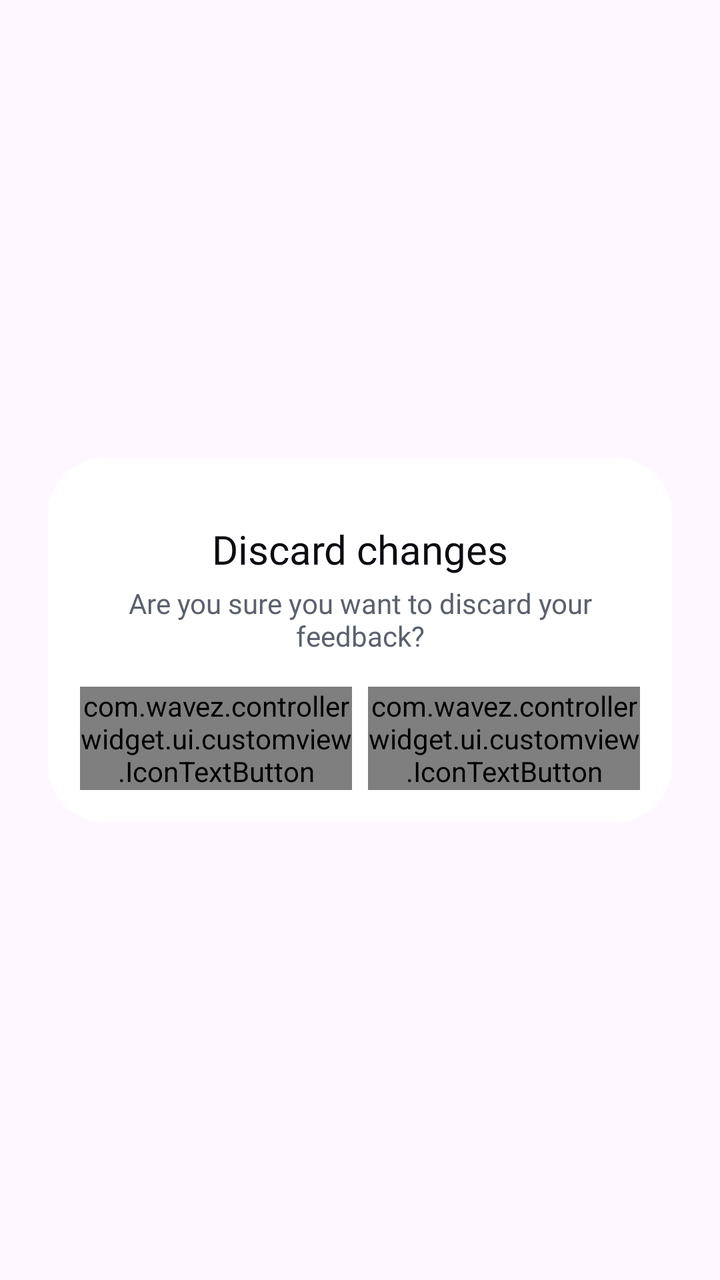
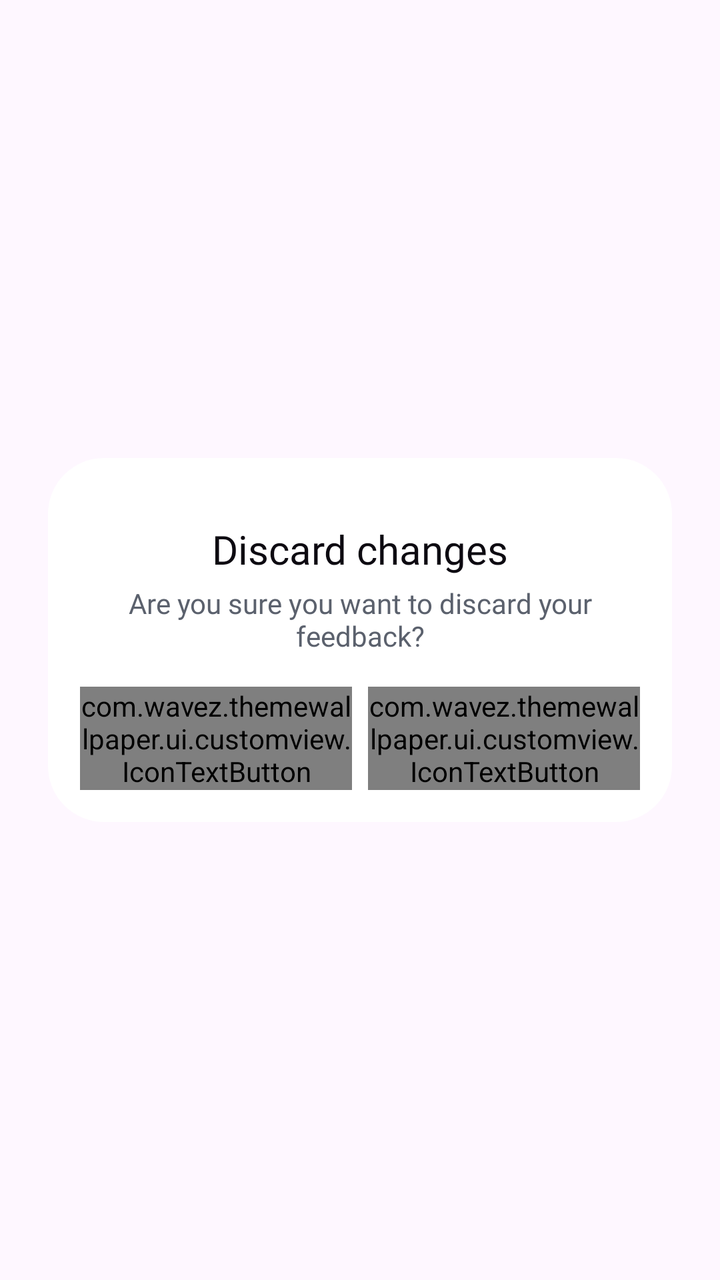

Screens rendered from an Android XML layout before and after an edit, with the pre-edit source and the edit as a unified diff.
<!-- AndroidManifest.xml: application theme Theme.ThemeWallpaper -->
<!-- res/layout/dialog_discard_feedback.xml -->
<?xml version="1.0" encoding="utf-8"?>
<LinearLayout xmlns:android="http://schemas.android.com/apk/res/android"
    xmlns:app="http://schemas.android.com/apk/res-auto"
    android:layout_width="match_parent"
    android:layout_height="match_parent"
    android:gravity="center">


    <LinearLayout
        android:layout_width="match_parent"
        android:layout_height="wrap_content"
        android:layout_marginHorizontal="24dp"
        android:background="@drawable/border_28"
        android:gravity="center"
        android:orientation="vertical"
        android:padding="16dp">


        <androidx.appcompat.widget.AppCompatTextView
            style="@style/NunitoExtraBold.20"
            android:layout_width="match_parent"
            android:layout_height="wrap_content"
            android:layout_marginTop="16dp"
            android:text="@string/discard_changes"
            android:textAlignment="center"
            android:textColor="@color/textHighEm" />

        <androidx.appcompat.widget.AppCompatTextView
            style="@style/NunitoMedium.14"
            android:layout_width="match_parent"
            android:layout_height="wrap_content"
            android:layout_marginTop="4dp"
            android:text="@string/are_you_sure_you_want_to_discard_your_feedback"
            android:textAlignment="center"
            android:textColor="@color/textMedEm" />

        <LinearLayout
            android:layout_width="match_parent"
            android:layout_height="wrap_content"
            android:orientation="horizontal">

            <com.wavez.controllerwidget.ui.customview.IconTextButton
                android:id="@+id/btnDiscard"
                android:layout_width="0dp"
                android:layout_height="wrap_content"
                android:layout_marginTop="16dp"
                android:layout_weight="1"
                app:btnBackground="@drawable/bg_button_outline_1"
                app:btnText="@string/discard"
                app:btnTextColor="@color/primary_high_em" />

            <Space
                android:layout_width="8dp"
                android:layout_height="wrap_content" />

            <com.wavez.controllerwidget.ui.customview.IconTextButton
                android:id="@+id/btnKeepEditing"
                android:layout_width="0dp"
                android:layout_height="wrap_content"
                android:layout_marginTop="16dp"
                android:layout_weight="1"
                app:btnBackground="@drawable/bg_button_1"
                app:btnText="@string/keep_editing" />

        </LinearLayout>


    </LinearLayout>
</LinearLayout>
<!-- resources referenced by this layout -->
<resources>
  <color name="primary_high_em">#865CFA</color>
  <color name="textHighEm">#0D0A11</color>
  <color name="textMedEm">#5B616D</color>
  <!-- drawable bg_button_1 (drawable) -->
  <?xml version="1.0" encoding="utf-8"?>
  <ripple android:color="@color/white" xmlns:android="http://schemas.android.com/apk/res/android">
  
      <item>
          <shape android:shape="rectangle">
              <solid android:color="@color/primary_med_em"/>
              <corners android:radius="@dimen/_100sdp"/>
          </shape>
      </item>
  </ripple>
  <!-- drawable bg_button_outline_1 (drawable) -->
  <?xml version="1.0" encoding="utf-8"?>
  <ripple android:color="@color/white" xmlns:android="http://schemas.android.com/apk/res/android">
  
      <item>
          <shape android:shape="rectangle">
              <solid android:color="@color/primary_base_em"/>
              <corners android:radius="@dimen/_100sdp"/>
              <stroke
                  android:width="1dp"
                  android:color="@color/outlinePrimaryMedEm" />
          </shape>
      </item>
  </ripple>
  <!-- drawable border_28 (drawable) -->
  <?xml version="1.0" encoding="utf-8"?>
  <shape xmlns:android="http://schemas.android.com/apk/res/android">
  
      <corners android:radius="28dp" />
      <solid android:color="@color/white"/>
  </shape>
  <string name="are_you_sure_you_want_to_discard_your_feedback">Are you sure you want to discard your feedback?</string>
  <string name="discard">Discard</string>
  <string name="discard_changes">Discard changes</string>
  <string name="keep_editing">Keep editing</string>
  <style name="NunitoExtraBold.20" parent="NunitoExtraBold">
          <item name="android:textSize">20sp</item>
      </style>
  <style name="NunitoMedium.14" parent="NunitoMedium">
          <item name="android:textSize">14sp</item>
      </style>
  <style name="Theme.ThemeWallpaper" parent="Base.Theme.P67ControllerWidget" />
  <color name="white">#FFFFFFFF</color>
  <color name="primary_med_em">#865CFA</color>
  <dimen name="_100sdp">100dp</dimen>
  <color name="primary_base_em">#F6F3FF</color>
  <color name="outlinePrimaryMedEm">#C7B3FF</color>
  <style name="NunitoExtraBold" parent="NunitoBase">
          <item name="android:fontFamily">@font/nunito_extra_bold</item>
      </style>
  <style name="NunitoMedium" parent="NunitoBase">
          <item name="android:fontFamily">@font/nunito_medium</item>
      </style>
  <style name="Base.Theme.P67ControllerWidget" parent="Theme.Material3.Light.NoActionBar">
          
          
          <item name="android:statusBarColor">@color/white</item>
          <item name="android:windowLightStatusBar">false</item>
          <item name="statusBarBackground">@color/white</item>
          <item name="android:windowOptOutEdgeToEdgeEnforcement" tools:targetApi="35">true</item>
  
      </style>
  <style name="NunitoBase">
          <item name="android:fontFamily">@font/nunito</item>
      </style>
</resources>

<!-- the commit's change to res/layout/dialog_discard_feedback.xml (unified diff, before → after) -->
@@ -39,7 +39,7 @@
             android:layout_height="wrap_content"
             android:orientation="horizontal">
 
-            <com.wavez.controllerwidget.ui.customview.IconTextButton
+            <com.wavez.themewallpaper.ui.customview.IconTextButton
                 android:id="@+id/btnDiscard"
                 android:layout_width="0dp"
                 android:layout_height="wrap_content"
@@ -53,7 +53,7 @@
                 android:layout_width="8dp"
                 android:layout_height="wrap_content" />
 
-            <com.wavez.controllerwidget.ui.customview.IconTextButton
+            <com.wavez.themewallpaper.ui.customview.IconTextButton
                 android:id="@+id/btnKeepEditing"
                 android:layout_width="0dp"
                 android:layout_height="wrap_content"
